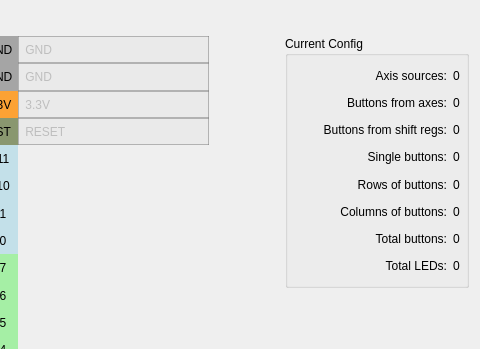
Old version of the form widgets/pinconfig.ui in the repository FreeJoy-Team/FreeJoyConfiguratorQt; both pictures show x 582 to 1062 and y 0 to 349 of the 1062 by 618 pixel window.
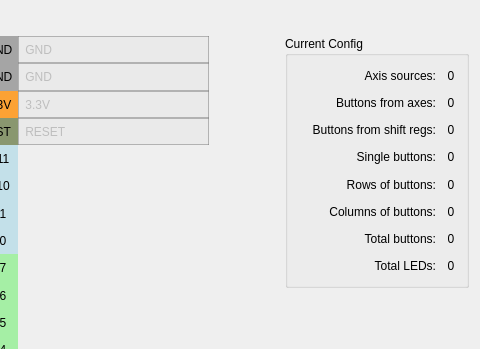
New version of the form. Icons and pictures are not drawn. Custom widgets are drawn as their Qt base class.

Patch:
```diff
--- a/widgets/pinconfig.ui
+++ b/widgets/pinconfig.ui
@@ -33,7 +33,7 @@
      </property>
      <layout class="QGridLayout" name="gridLayout_2" columnstretch="5,0">
       <property name="leftMargin">
-       <number>18</number>
+       <number>9</number>
       </property>
       <property name="rightMargin">
        <number>6</number>
@@ -56,14 +56,17 @@
           <verstretch>0</verstretch>
          </sizepolicy>
         </property>
+        <property name="minimumSize">
+         <size>
+          <width>18</width>
+          <height>0</height>
+         </size>
+        </property>
         <property name="text">
          <string notr="true">0</string>
         </property>
-        <property name="scaledContents">
-         <bool>true</bool>
-        </property>
-        <property name="margin">
-         <number>0</number>
+        <property name="alignment">
+         <set>Qt::AlignCenter</set>
         </property>
        </widget>
       </item>
@@ -95,9 +98,18 @@
           <verstretch>0</verstretch>
          </sizepolicy>
         </property>
+        <property name="minimumSize">
+         <size>
+          <width>18</width>
+          <height>0</height>
+         </size>
+        </property>
         <property name="text">
          <string notr="true">0</string>
         </property>
+        <property name="alignment">
+         <set>Qt::AlignCenter</set>
+        </property>
        </widget>
       </item>
       <item row="7" column="1">
@@ -108,9 +120,18 @@
           <verstretch>0</verstretch>
          </sizepolicy>
         </property>
+        <property name="minimumSize">
+         <size>
+          <width>18</width>
+          <height>0</height>
+         </size>
+        </property>
         <property name="text">
          <string notr="true">0</string>
         </property>
+        <property name="alignment">
+         <set>Qt::AlignCenter</set>
+        </property>
        </widget>
       </item>
       <item row="4" column="1">
@@ -121,9 +142,18 @@
           <verstretch>0</verstretch>
          </sizepolicy>
         </property>
+        <property name="minimumSize">
+         <size>
+          <width>18</width>
+          <height>0</height>
+         </size>
+        </property>
         <property name="text">
          <string notr="true">0</string>
         </property>
+        <property name="alignment">
+         <set>Qt::AlignCenter</set>
+        </property>
        </widget>
       </item>
       <item row="3" column="0">
@@ -174,9 +204,18 @@
           <verstretch>0</verstretch>
          </sizepolicy>
         </property>
+        <property name="minimumSize">
+         <size>
+          <width>18</width>
+          <height>0</height>
+         </size>
+        </property>
         <property name="text">
          <string notr="true">0</string>
         </property>
+        <property name="alignment">
+         <set>Qt::AlignCenter</set>
+        </property>
        </widget>
       </item>
       <item row="3" column="1">
@@ -187,9 +226,18 @@
           <verstretch>0</verstretch>
          </sizepolicy>
         </property>
+        <property name="minimumSize">
+         <size>
+          <width>18</width>
+          <height>0</height>
+         </size>
+        </property>
         <property name="text">
          <string notr="true">0</string>
         </property>
+        <property name="alignment">
+         <set>Qt::AlignCenter</set>
+        </property>
        </widget>
       </item>
       <item row="6" column="1">
@@ -200,9 +248,18 @@
           <verstretch>0</verstretch>
          </sizepolicy>
         </property>
+        <property name="minimumSize">
+         <size>
+          <width>18</width>
+          <height>0</height>
+         </size>
+        </property>
         <property name="text">
          <string notr="true">0</string>
         </property>
+        <property name="alignment">
+         <set>Qt::AlignCenter</set>
+        </property>
        </widget>
       </item>
       <item row="2" column="0">
@@ -217,9 +274,18 @@
       </item>
       <item row="2" column="1">
        <widget class="QLabel" name="label_ButtonsFromShiftRegs">
+        <property name="minimumSize">
+         <size>
+          <width>18</width>
+          <height>0</height>
+         </size>
+        </property>
         <property name="text">
          <string notr="true">0</string>
         </property>
+        <property name="alignment">
+         <set>Qt::AlignCenter</set>
+        </property>
        </widget>
       </item>
      </layout>
```
